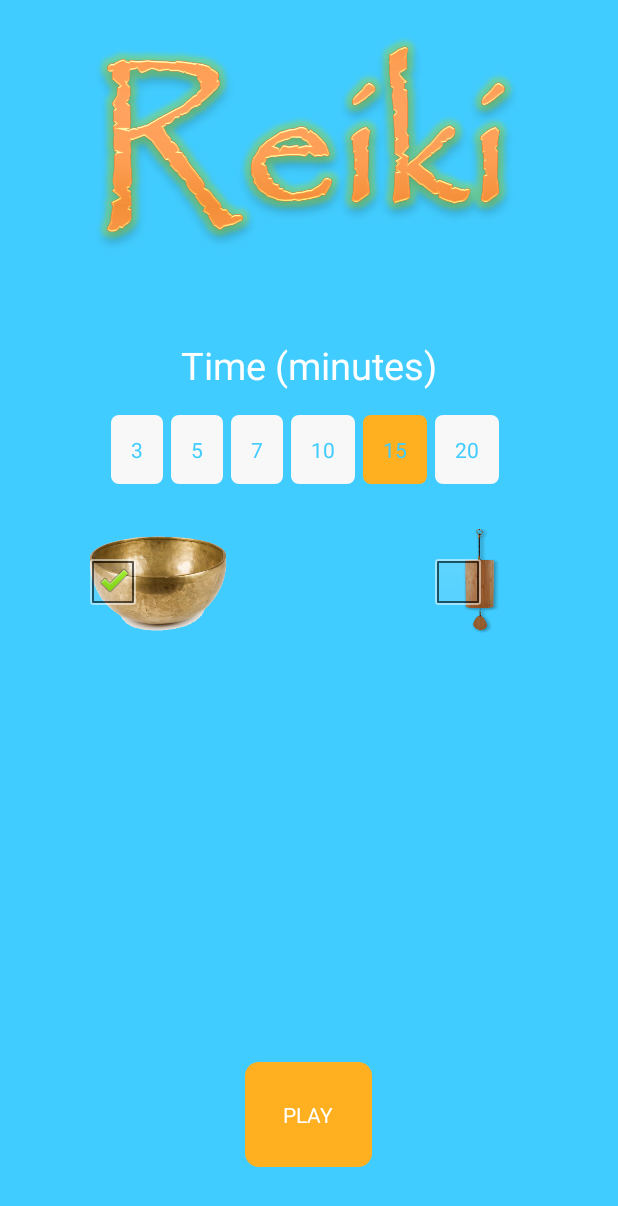
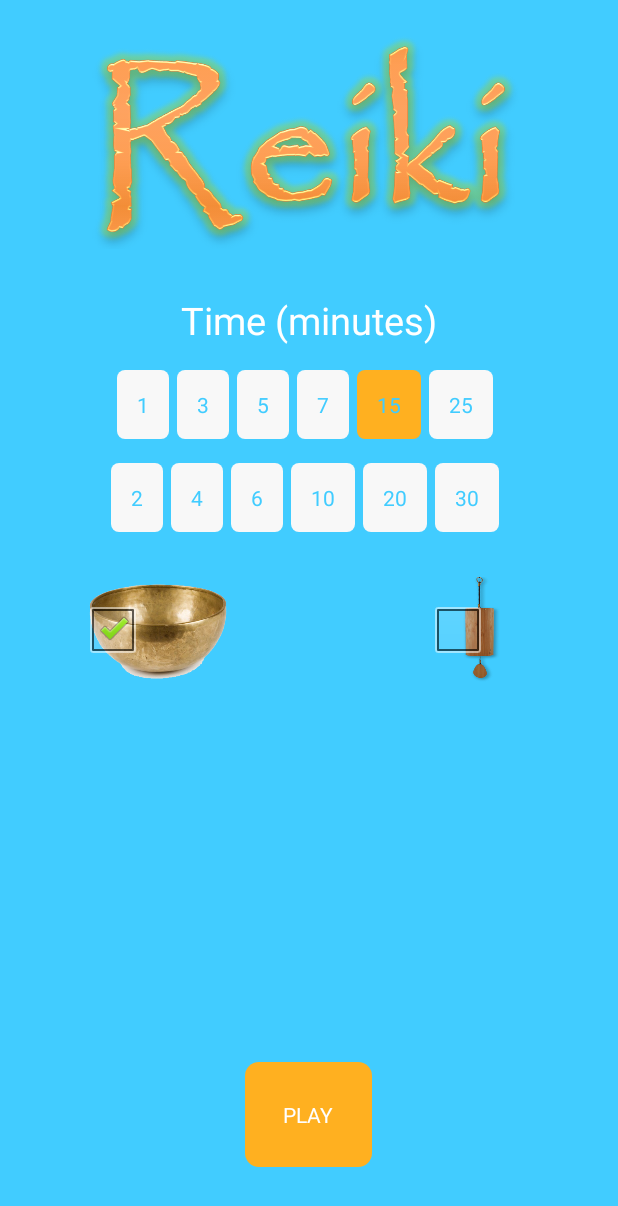
Before and after one commit to leandro4/ReikiSound, an Android app: the screen it shows after launch (MainActivity), after a tap on "15", on a phone screen of 412 x 824 dp. Shown: the top 1206 px of the screen. Run offline under Robolectric (Android 15) with nearby library versions, the phone set to English and light mode, and no system bars; 1 other tap on this screen came first.

Commit message:
Icono no final & mas opciones de tiempo

```diff
--- a/app/build.gradle
+++ b/app/build.gradle
@@ -6,10 +6,10 @@ android {
 
     defaultConfig {
         applicationId "holauser.lea.holauser"
-        minSdkVersion 15
+        minSdkVersion 11
         targetSdkVersion 22
-        versionCode 3
-        versionName "1.2"
+        versionCode 5
+        versionName "3.2"
     }
     buildTypes {
         release {
--- a/app/src/main/java/holauser/lea/holauser/GlobalVars.java
+++ b/app/src/main/java/holauser/lea/holauser/GlobalVars.java
@@ -3,7 +3,7 @@ import android.app.Application;
 
 public class GlobalVars extends Application {
     private int audio = R.raw.cuenco;
-    private int tiempo = 3;
+    private int tiempo = 1;
     private boolean isPlaying = false;
 
     public void setSonido (int sonido) {
--- a/app/src/main/java/holauser/lea/holauser/MainActivity.java
+++ b/app/src/main/java/holauser/lea/holauser/MainActivity.java
@@ -25,12 +25,18 @@ public class MainActivity extends Activity {
     CheckBox cuenco;
     CheckBox koshi;
 
+    TextView tv1;
+    TextView tv2;
     TextView tv3;
+    TextView tv4;
     TextView tv5;
+    TextView tv6;
     TextView tv7;
     TextView tv10;
     TextView tv15;
     TextView tv20;
+    TextView tv25;
+    TextView tv30;
 
     CountDownTimer countDownTimer;
 
@@ -53,12 +59,25 @@ public class MainActivity extends Activity {
         tv15 = (TextView) findViewById(R.id.btnTime15);
         tv20 = (TextView) findViewById(R.id.btnTime20);
 
+        tv1 = (TextView) findViewById(R.id.btnTime1);
+        tv2 = (TextView) findViewById(R.id.btnTime2);
+        tv4 = (TextView) findViewById(R.id.btnTime4);
+        tv6 = (TextView) findViewById(R.id.btnTime6);
+        tv25 = (TextView) findViewById(R.id.btnTime25);
+        tv30 = (TextView) findViewById(R.id.btnTime30);
+
         tv3.setOnClickListener(btnTimeListener);
         tv5.setOnClickListener(btnTimeListener);
         tv7.setOnClickListener(btnTimeListener);
         tv10.setOnClickListener(btnTimeListener);
         tv15.setOnClickListener(btnTimeListener);
         tv20.setOnClickListener(btnTimeListener);
+        tv1.setOnClickListener(btnTimeListener);
+        tv2.setOnClickListener(btnTimeListener);
+        tv4.setOnClickListener(btnTimeListener);
+        tv6.setOnClickListener(btnTimeListener);
+        tv25.setOnClickListener(btnTimeListener);
+        tv30.setOnClickListener(btnTimeListener);
 
         btnPlay.setOnClickListener(btnPlayListener);
 
@@ -91,17 +110,6 @@ public class MainActivity extends Activity {
                 }
             }
         });
-
-        countDownTimer = new CountDownTimer(((GlobalVars)getApplicationContext()).getTiempo() * 60000, 1000) {
-
-            public void onTick(long millisUntilFinished) {
-                chronometer.setText("Remaining:\n " + millisUntilFinished / 1000 + "s");
-            }
-
-            public void onFinish() {
-                countDownTimer.start();
-            }
-        };
     }
 
     View.OnClickListener btnPlayListener = new View.OnClickListener() {
@@ -118,6 +126,17 @@ public class MainActivity extends Activity {
             }
 
             else {
+                countDownTimer = new CountDownTimer(((GlobalVars)getApplicationContext()).getTiempo() * 60000, 1000) {
+
+                    public void onTick(long millisUntilFinished) {
+                        chronometer.setText("Remaining:\n " + millisUntilFinished / 1000 + "s");
+                    }
+
+                    public void onFinish() {
+                        countDownTimer.start();
+                    }
+                };
+
                 countDownTimer.start();
                 rlSelectContent.setVisibility(View.GONE);
                 chronometer.setVisibility(View.VISIBLE);
@@ -145,6 +164,12 @@ public class MainActivity extends Activity {
         tv10.setBackgroundResource(R.drawable.boton);
         tv15.setBackgroundResource(R.drawable.boton);
         tv20.setBackgroundResource(R.drawable.boton);
+        tv1.setBackgroundResource(R.drawable.boton);
+        tv2.setBackgroundResource(R.drawable.boton);
+        tv4.setBackgroundResource(R.drawable.boton);
+        tv6.setBackgroundResource(R.drawable.boton);
+        tv25.setBackgroundResource(R.drawable.boton);
+        tv30.setBackgroundResource(R.drawable.boton);
     }
 
     @Override
--- a/app/src/main/res/layout/activity_main.xml
+++ b/app/src/main/res/layout/activity_main.xml
@@ -18,7 +18,7 @@
 
     <RelativeLayout
         android:id="@+id/rl_content_select"
-        android:layout_marginTop="60dp"
+        android:layout_marginTop="30dp"
         android:layout_below="@+id/imageView"
         android:layout_above="@+id/btn_play"
         android:layout_width="match_parent"
@@ -42,6 +42,17 @@
             android:layout_height="wrap_content">
 
             <TextView
+                android:tag="1"
+                android:id="@+id/btnTime1"
+                android:layout_marginRight="5dp"
+                android:layout_width="wrap_content"
+                android:layout_height="wrap_content"
+                android:text="1"
+                android:textColor="#41ccff"
+                android:padding="13dp"
+                android:background="@drawable/boton_selected"/>
+
+            <TextView
                 android:tag="3"
                 android:id="@+id/btnTime3"
                 android:layout_marginRight="5dp"
@@ -50,7 +61,7 @@
                 android:text="3"
                 android:textColor="#41ccff"
                 android:padding="13dp"
-                android:background="@drawable/boton_selected"/>
+                android:background="@drawable/boton"/>
 
             <TextView
                 android:tag="5"
@@ -75,23 +86,77 @@
                 android:background="@drawable/boton"/>
 
             <TextView
+                android:tag="15"
+                android:id="@+id/btnTime15"
+                android:layout_marginRight="5dp"
+                android:layout_width="wrap_content"
+                android:layout_height="wrap_content"
+                android:text="15"
+                android:textColor="#41ccff"
+                android:padding="13dp"
+                android:background="@drawable/boton"/>
+
+            <TextView
+                android:tag="25"
+                android:id="@+id/btnTime25"
+                android:layout_marginRight="5dp"
+                android:layout_width="wrap_content"
+                android:layout_height="wrap_content"
+                android:text="25"
+                android:textColor="#41ccff"
+                android:padding="13dp"
+                android:background="@drawable/boton"/>
+
+        </LinearLayout>
+
+        <LinearLayout
+            android:id="@+id/ll_time_btns2"
+            android:layout_marginTop="16dp"
+            android:layout_below="@+id/ll_time_btns"
+            android:layout_centerHorizontal="true"
+            android:layout_width="wrap_content"
+            android:layout_height="wrap_content">
+
+            <TextView
+                android:tag="2"
+                android:id="@+id/btnTime2"
+                android:layout_marginRight="5dp"
+                android:layout_width="wrap_content"
+                android:layout_height="wrap_content"
+                android:text="2"
+                android:textColor="#41ccff"
+                android:padding="13dp"
+                android:background="@drawable/boton"/>
+
+            <TextView
+                android:tag="4"
+                android:id="@+id/btnTime4"
+                android:layout_marginRight="5dp"
+                android:layout_width="wrap_content"
+                android:layout_height="wrap_content"
+                android:text="4"
+                android:textColor="#41ccff"
+                android:padding="13dp"
+                android:background="@drawable/boton"/>
+
+            <TextView
+                android:tag="6"
+                android:id="@+id/btnTime6"
+                android:layout_marginRight="5dp"
+                android:layout_width="wrap_content"
+                android:layout_height="wrap_content"
+                android:text="6"
+                android:textColor="#41ccff"
+                android:padding="13dp"
+                android:background="@drawable/boton"/>
+
+            <TextView
                 android:tag="10"
                 android:id="@+id/btnTime10"
                 android:layout_marginRight="5dp"
                 android:layout_width="wrap_content"
                 android:layout_height="wrap_content"
                 android:text="10"
-                android:textColor="#41ccff"
-                android:padding="13dp"
-                android:background="@drawable/boton"/>
-
-            <TextView
-                android:tag="15"
-                android:id="@+id/btnTime15"
-                android:layout_marginRight="5dp"
-                android:layout_width="wrap_content"
-                android:layout_height="wrap_content"
-                android:text="15"
                 android:textColor="#41ccff"
                 android:padding="13dp"
                 android:background="@drawable/boton"/>
@@ -107,13 +172,24 @@
                 android:padding="13dp"
                 android:background="@drawable/boton"/>
 
+            <TextView
+                android:tag="30"
+                android:id="@+id/btnTime30"
+                android:layout_marginRight="5dp"
+                android:layout_width="wrap_content"
+                android:layout_height="wrap_content"
+                android:text="30"
+                android:textColor="#41ccff"
+                android:padding="13dp"
+                android:background="@drawable/boton"/>
+
         </LinearLayout>
 
         <CheckBox
             android:id="@+id/cb_cuenco"
             android:layout_marginLeft="40dp"
             android:layout_marginTop="30dp"
-            android:layout_below="@+id/ll_time_btns"
+            android:layout_below="@+id/ll_time_btns2"
             android:background="@drawable/cuenco"
             android:checked="true"
             android:layout_width="100dp"
@@ -123,7 +199,7 @@
             android:id="@+id/cb_koshi"
             android:layout_marginRight="40dp"
             android:layout_marginTop="30dp"
-            android:layout_below="@+id/ll_time_btns"
+            android:layout_below="@+id/ll_time_btns2"
             android:background="@drawable/koshi"
             android:checked="false"
             android:layout_alignParentRight="true"
```
Also changed, not shown: 2 other files.
